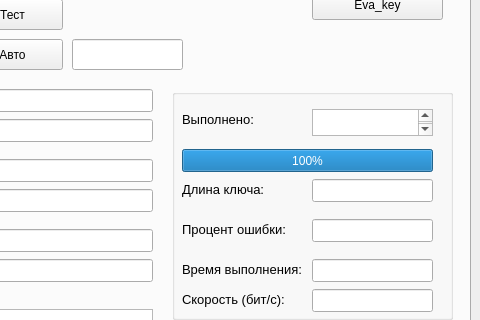
Old version of the form mainwindow.ui in the repository LukArty/QKD_techPO; both pictures show x 720 to 1200 and y 177 to 497 of the 1200 by 707 pixel window.
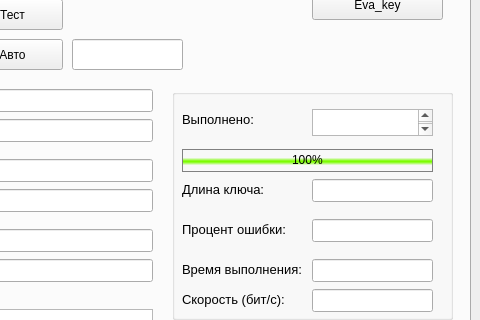
New version of the form. The open tabs and pages were chosen to show the change. Icons and pictures are not drawn. Custom widgets are drawn as their Qt base class.

Diff of the .ui file:
```diff
--- a/mainwindow.ui
+++ b/mainwindow.ui
@@ -50,6 +50,9 @@
       <height>700</height>
      </size>
     </property>
+    <property name="styleSheet">
+     <string notr="true"/>
+    </property>
     <property name="currentIndex">
      <number>0</number>
     </property>
@@ -2768,6 +2771,21 @@
          <height>23</height>
         </rect>
        </property>
+       <property name="styleSheet">
+        <string notr="true">QProgressBar {
+	border: 1px solid grey;
+	background-color: rgba(0, 0, 0, 0);
+	text-align: center;
+
+}
+
+QProgressBar::chunk {
+    background-color: qlineargradient(spread:reflect, x1:0.533, y1:0.006, x2:0.533, y2:0.545455, stop:0.670051 rgba(0, 0, 0, 0), stop:0.959391 rgba(124, 252, 0, 255));
+}
+
+
+</string>
+       </property>
        <property name="value">
         <number>100</number>
        </property>
```
Left out of the diff: 145 changed lines with no effect on the pictures.
